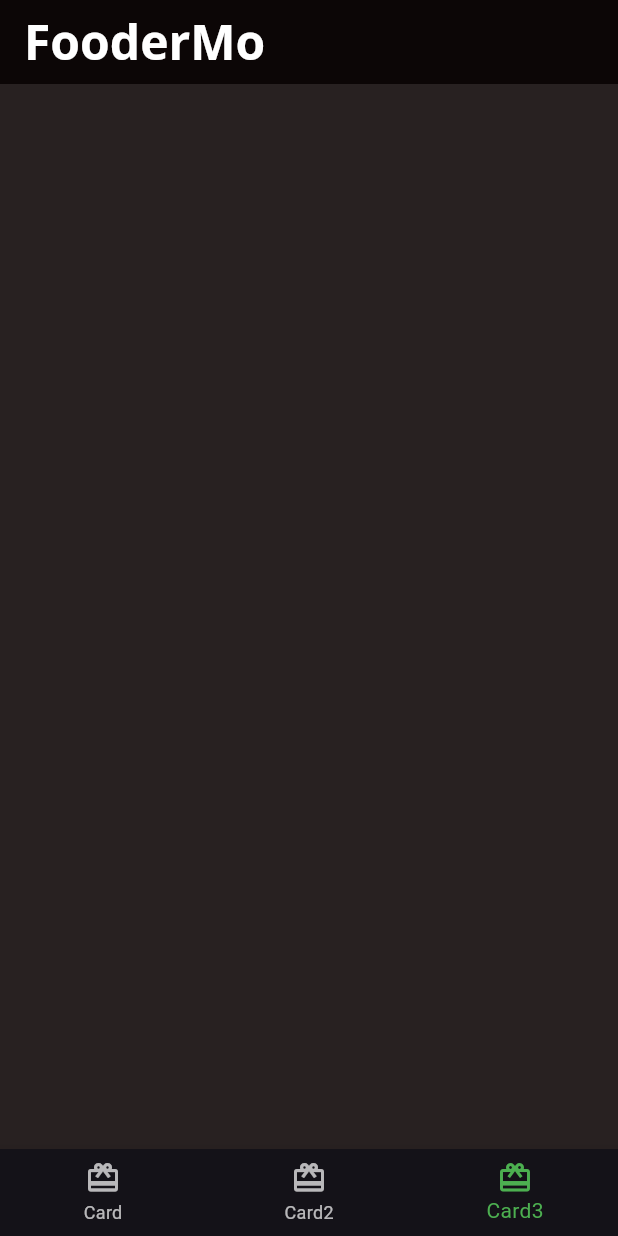
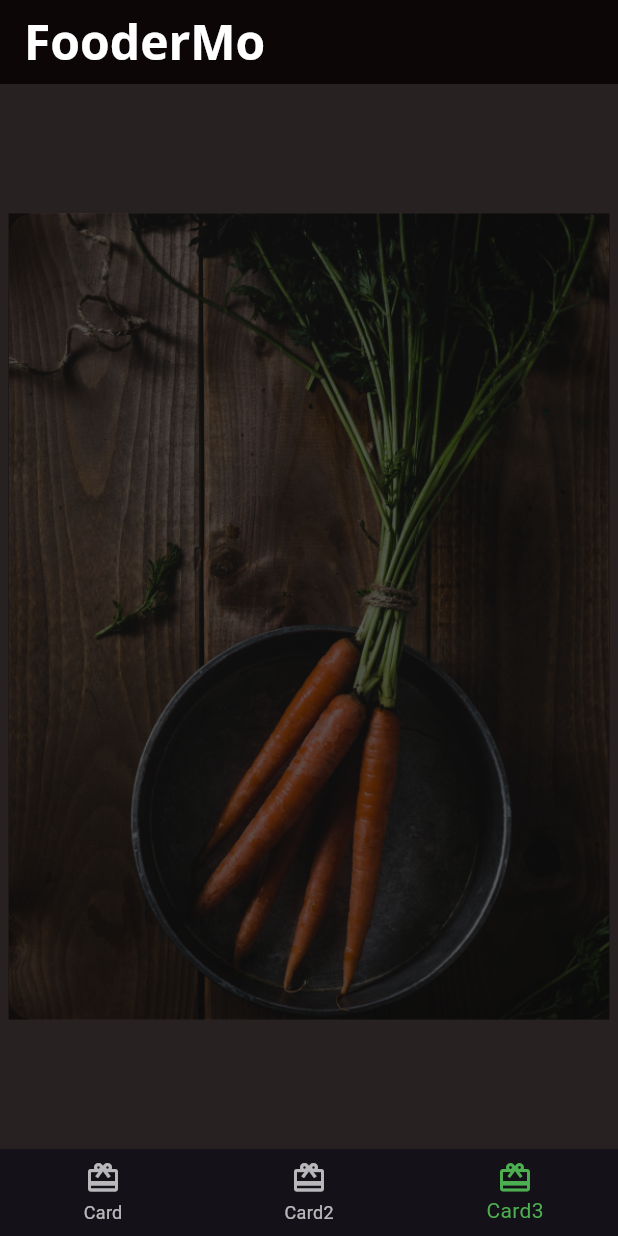
Before and after one commit to Cyonecoder/flutterRepractice, a Flutter app: the screen it shows after launch, item 3 of the bottom bar chosen, on a phone screen of 412 x 824 dp. Run offline on Flutter 3.47's test engine with Material 3 defaults, Android fonts, the phone set to English and light mode, and no system bars; our stand-ins replace flutter_screenutil, google_fonts.

Commit message:
Add card 3 with stack dark overlay

```diff
--- /dev/null
+++ b/lib/card3.dart
@@ -0,0 +1,26 @@
+import 'package:flutter/material.dart';
+import 'package:flutter_screenutil/flutter_screenutil.dart';
+
+class Card3 extends StatelessWidget {
+  const Card3({super.key});
+
+  @override
+  Widget build(BuildContext context) {
+    return Center(
+      child: Container(
+        constraints: BoxConstraints.expand(width: 350.w, height: 450.h),
+        decoration: BoxDecoration(
+            image: DecorationImage(
+                image: AssetImage('assets/mag2.png'), fit: BoxFit.cover),
+            borderRadius: BorderRadius.all(Radius.circular(16))),
+        child: Stack(
+          children: [
+            Container(
+              color: Colors.black.withOpacity(.6),
+            ),
+          ],
+        ),
+      ),
+    );
+  }
+}
--- a/lib/home.dart
+++ b/lib/home.dart
@@ -3,6 +3,7 @@ import 'package:flutter/material.dart';
 import 'package:flutter_app/card2.dart';
 import 'package:flutter_screenutil/flutter_screenutil.dart';
 import 'card1.dart';
+import 'card3.dart';
 
 class Home extends StatefulWidget {
   const Home({super.key});
@@ -20,9 +21,7 @@ class _HomeState extends State<Home> {
   static List<Widget> pages = <Widget>[
     const Card1(),
     const Card2(),
-    Container(
-      color: Colors.transparent,
-    ),
+    const Card3()
   ];
 
   _onItemTapped(int index) {
```
